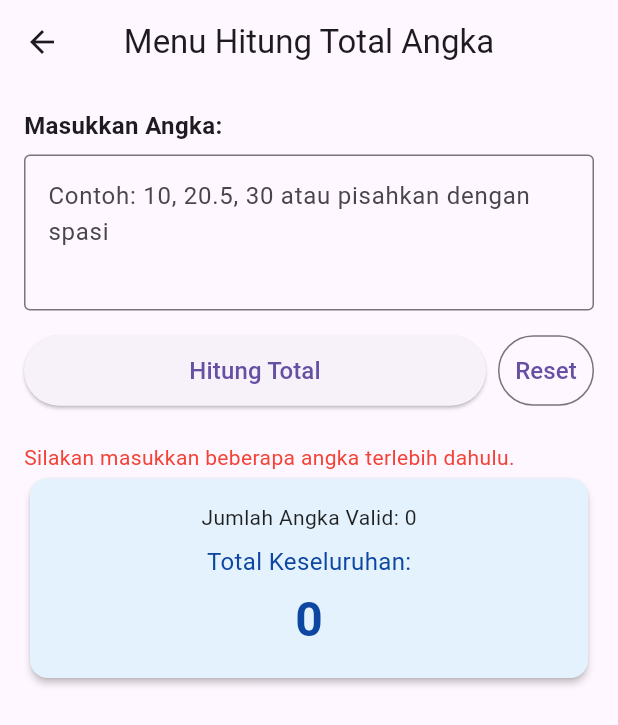
After one commit to Mas-Saka/Tugas_Mobile, a Flutter app: the HitungTotalPage screen opened by its route, after a tap on "Hitung Total", on a phone screen of 412 x 824 dp. The commit adds this screen. Shown: the top 725 px of the screen. Run offline on Flutter 3.47's test engine with Material 3 defaults, Android fonts, the phone set to English and light mode, and no system bars.

Commit message:
menambahkan page penjumlahan total angka

```diff
--- a/lib/main.dart
+++ b/lib/main.dart
@@ -4,6 +4,7 @@ import 'pages/dashboard_page.dart';
 import 'pages/aritmatika_page.dart';
 import 'pages/Ganjil_Genap_page.dart';
 import 'pages/anggota_page.dart';
+import 'pages/penjumlahan_total_angka.dart';
 
 void main() {
   runApp(const MyApp());
@@ -24,6 +25,7 @@ class MyApp extends StatelessWidget {
         '/dashboard': (context) => const DashboardPage(),
         '/anggota': (context) => const AnggotaPage(),
         '/Aritmatika': (context) => const ArithmeticPage(),
+        '/Penjumlahan Total Angka Satu Field': (context) => const HitungTotalPage(),
         '/ganjil-genap': (context) => const GanjilGenapPage(),
       },
     );
--- /dev/null
+++ b/lib/pages/penjumlahan_total_angka.dart
@@ -0,0 +1,174 @@
+import 'package:flutter/material.dart';
+
+void main() {
+  runApp(const MyApp());
+}
+
+class MyApp extends StatelessWidget {
+  const MyApp({super.key});
+
+  @override
+  Widget build(BuildContext context) {
+    return MaterialApp(
+      debugShowCheckedModeBanner: false,
+      title: 'Kalkulator Total Angka',
+      theme: ThemeData(
+        primarySwatch: Colors.blue,
+      ),
+      home: const HitungTotalPage(),
+    );
+  }
+}
+
+class HitungTotalPage extends StatefulWidget {
+  const HitungTotalPage({super.key});
+
+  @override
+  State<HitungTotalPage> createState() => _HitungTotalPageState();
+}
+
+class _HitungTotalPageState extends State<HitungTotalPage> {
+  // Controller untuk mengambil data dari TextField
+  final TextEditingController _inputController = TextEditingController();
+
+  // Variable untuk menyimpan hasil perhitungan
+  double _total = 0;
+  int _jumlahAngkaValid = 0;
+  String _errorMessage = '';
+
+  // Fungsi logika utama untuk menghitung total angka
+  void _hitungTotal() {
+    setState(() {
+      _errorMessage = '';
+      _total = 0;
+      _jumlahAngkaValid = 0;
+
+      String input = _inputController.text.trim();
+
+      if (input.isEmpty) {
+        _errorMessage = 'Silakan masukkan beberapa angka terlebih dahulu.';
+        return;
+      }
+
+      // Memisah input berdasarkan koma, spasi, atau baris baru
+      List<String> elemen = input.split(RegExp(r'[\s,\n]+'));
+
+      for (String item in elemen) {
+        if (item.isNotEmpty) {
+          double? angka = double.tryParse(item);
+          if (angka != null) {
+            _total += angka;
+            _jumlahAngkaValid++;
+          }
+        }
+      }
+
+      if (_jumlahAngkaValid == 0) {
+        _errorMessage = 'Tidak ada angka valid yang ditemukan.';
+      }
+    });
+  }
+
+  // Fungsi untuk mengosongkan input dan hasil
+  void _reset() {
+    setState(() {
+      _inputController.clear();
+      _total = 0;
+      _jumlahAngkaValid = 0;
+      _errorMessage = '';
+    });
+  }
+
+  @override
+  Widget build(BuildContext context) {
+    return Scaffold(
+      appBar: AppBar(
+        title: const Text('Menu Hitung Total Angka'),
+        centerTitle: true,
+      ),
+      body: Padding(
+        padding: const EdgeInsets.all(16.0),
+        child: Column(
+          crossAxisAlignment: CrossAxisAlignment.stretch,
+          children: [
+            const Text(
+              'Masukkan Angka:',
+              style: TextStyle(fontSize: 16, fontWeight: FontWeight.bold),
+            ),
+            const SizedBox(height: 8),
+            TextField(
+              controller: _inputController,
+              keyboardType: TextInputType.multiline,
+              maxLines: 3,
+              decoration: const InputDecoration(
+                hintText: 'Contoh: 10, 20.5, 30 atau pisahkan dengan spasi',
+                border: OutlineInputBorder(),
+              ),
+            ),
+            const SizedBox(height: 16),
+            Row(
+              children: [
+                Expanded(
+                  child: ElevatedButton(
+                    onPressed: _hitungTotal,
+                    style: ElevatedButton.styleFrom(
+                      padding: const EdgeInsets.symmetric(vertical: 12),
+                    ),
+                    child: const Text('Hitung Total', style: TextStyle(fontSize: 16)),
+                  ),
+                ),
+                const SizedBox(width: 8),
+                OutlinedButton(
+                  onPressed: _reset,
+                  style: OutlinedButton.styleFrom(
+                    padding: const EdgeInsets.symmetric(vertical: 12),
+                  ),
+                  child: const Text('Reset', style: TextStyle(fontSize: 16)),
+                ),
+              ],
+            ),
+            const SizedBox(height: 24),
+
+            // Pesan Error jika ada
+            if (_errorMessage.isNotEmpty)
+              Text(
+                _errorMessage,
+                style: const TextStyle(color: Colors.red, fontSize: 14),
+              ),
+
+            // Tampilan Hasil
+            Card(
+              color: Colors.blue.shade50,
+              elevation: 2,
+              child: Padding(
+                padding: const EdgeInsets.all(16.0),
+                child: Column(
+                  children: [
+                    Text(
+                      'Jumlah Angka Valid: $_jumlahAngkaValid',
+                      style: const TextStyle(fontSize: 14, color: Colors.black87),
+                    ),
+                    const SizedBox(height: 8),
+                    Text(
+                      'Total Keseluruhan:',
+                      style: TextStyle(fontSize: 16, color: Colors.blue.shade900),
+                    ),
+                    const SizedBox(height: 4),
+                    Text(
+                      _total.toStringAsFixed(_total.truncateToDouble() == _total ? 0 : 2),
+                      style: TextStyle(
+                        fontSize: 32,
+                        fontWeight: FontWeight.bold,
+                        color: Colors.blue.shade900,
+                      ),
+                    ),
+                  ],
+                ),
+              ),
+            ),
+          ],
+        ),
+      ),
+    );
+  }
+}
--- a/lib/widgets/sidebar.dart
+++ b/lib/widgets/sidebar.dart
@@ -54,6 +54,18 @@ class Sidebar extends StatelessWidget {
             },
           ),
 
+
+          // Total Angka
+          ListTile(
+            title: const Text(
+              'Penjumlahan Total Angka',
+              style: TextStyle(color: Colors.white),
+            ),
+            onTap: () {
+              Navigator.pushNamed(context, '/Penjumlahan Total Angka Satu Field'); // MENGHUBUNGKAN KE RUTE BARU
+            },
+          ),
+
           // Ganjil / Genap
           ListTile(
             title: const Text(
```
